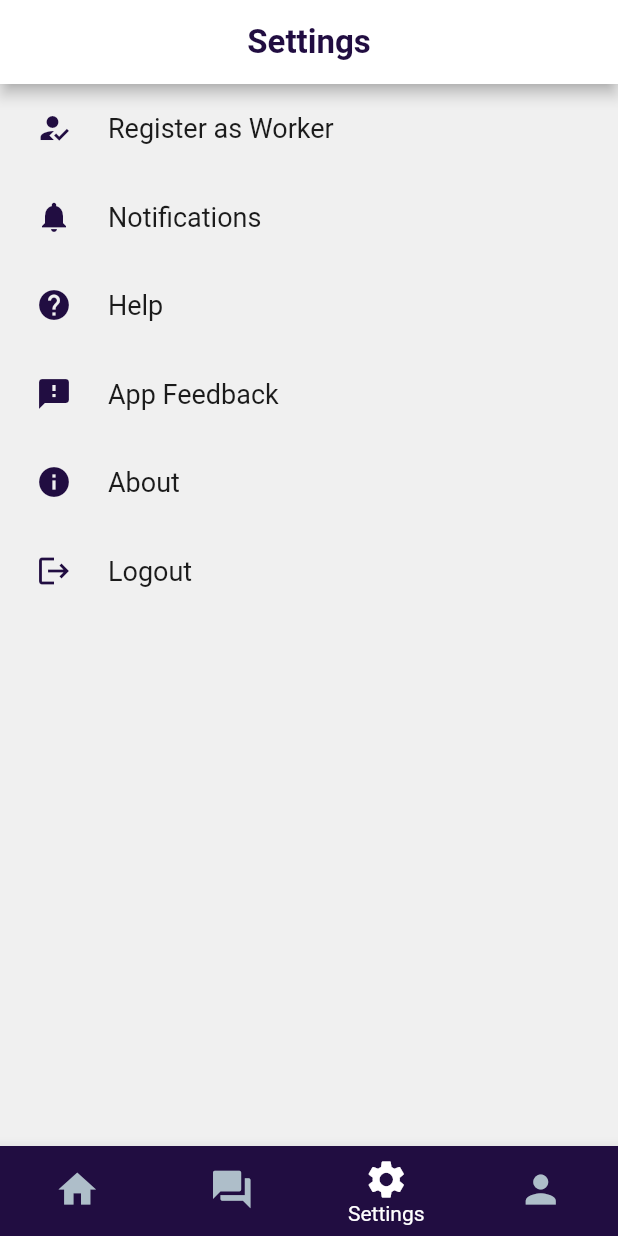
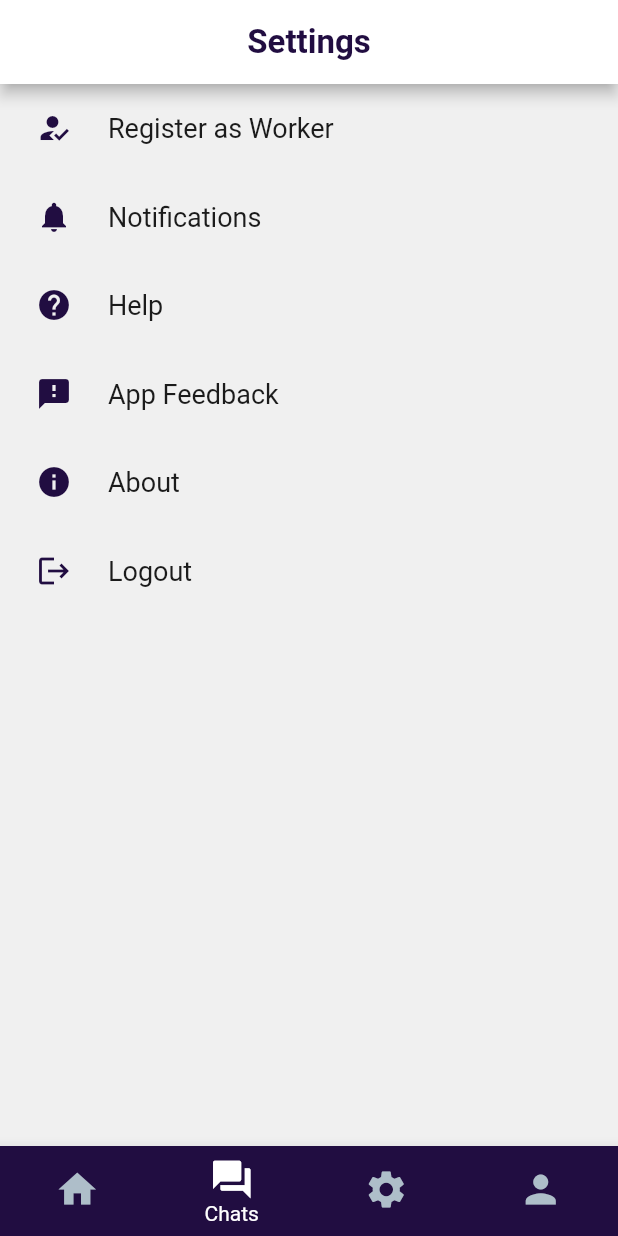
Before and after one commit to leahdsouza/Skilled-worker-app, a Flutter app: the screen it shows once a user with an empty profile is signed in, item 2 of the bottom bar chosen, on a phone screen of 412 x 824 dp. Run offline on Flutter 3.47's test engine with Material 2 defaults, Android fonts, the phone set to English and light mode, and no system bars; drawn by our look-alikes of settings_ui; our stand-ins replace expandable, firebase_auth, firebase_core, flutter_rating_bar, flutter_spinkit; accounts and stored records are empty.

Commit message:
Bottom navigation bar , home_state wrapper added for routing .

```diff
--- a/lib/screens/home/home.dart
+++ b/lib/screens/home/home.dart
@@ -75,7 +75,7 @@ class _HomeState extends State<Home> {
             ),
           ),
         ),
-      bottomNavigationBar: BottomNavigation(),
+      // bottomNavigationBar: BottomNavigation(currentIndex: 0,),
     );
   }
 }
--- /dev/null
+++ b/lib/screens/home/home_state.dart
@@ -0,0 +1,70 @@
+import 'package:flutter/material.dart';
+import 'package:skilled_worker_app/shared/bottom_navigation.dart';
+
+import '../profile/profile.dart';
+import '../settings/settings.dart';
+import '../home/home.dart';
+
+class HomeState extends StatefulWidget {
+  const HomeState({Key? key}) : super(key: key);
+
+  @override
+  State<HomeState> createState() => _HomeStateState();
+}
+
+class _HomeStateState extends State<HomeState> {
+
+  int currentIndex = 0;
+
+  final screens = [
+    Home(),
+    SettingPage(),
+    SettingPage(),
+    Profile(),
+
+
+  ];
+
+  @override
+  Widget build(BuildContext context) {
+    return Scaffold(
+      body: screens[currentIndex],
+      bottomNavigationBar: BottomNavigationBar(
+        type: BottomNavigationBarType.fixed,
+        backgroundColor: Color(0xFF210D41),
+        selectedItemColor: Colors.white,
+        unselectedItemColor: Color(0xFFAEBEC9),
+        iconSize: 30,
+        showUnselectedLabels: false,
+        currentIndex: currentIndex,
+        onTap: (index) => setState(() {
+          currentIndex = index;
+
+        }),
+        items: [
+          BottomNavigationBarItem(
+            icon: Icon(Icons.home),
+            label: 'Home',
+            backgroundColor: Color(0xFF210D41),
+          ),
+          BottomNavigationBarItem(
+            icon: Icon(Icons.forum),
+            label: 'Chats',
+            backgroundColor: Color(0xFF210D41),
+          ),
+          BottomNavigationBarItem(
+            icon: Icon(Icons.settings),
+            label: 'Settings',
+            backgroundColor: Color(0xFF210D41),
+          ),
+          BottomNavigationBarItem(
+            icon: Icon(Icons.person),
+            label: 'Profile',
+            backgroundColor: Color(0xFF210D41),
+
+          ),
+        ],
+      ),
+    );
+  }
+}
--- a/lib/screens/settings/settings.dart
+++ b/lib/screens/settings/settings.dart
@@ -90,7 +90,7 @@ class _SettingPageState extends State<SettingPage> {
           ),
         ),
       ),
-      bottomNavigationBar: BottomNavigation(),
+      // bottomNavigationBar: BottomNavigation(currentIndex: 2,),
     );
   }
 }
--- a/lib/screens/worker_list/worker_list.dart
+++ b/lib/screens/worker_list/worker_list.dart
@@ -30,7 +30,7 @@ class _WorkerListScreenState extends State<WorkerListScreen> {
         backgroundColor: Color(0xFF210D41),
         title: Text("Workers", style: TextStyle(fontSize: 22 , color: Colors.white, fontWeight: FontWeight.bold)),
       ),
-      bottomNavigationBar: BottomNavigation(),
+      bottomNavigationBar: BottomNavigation(currentIndex: 0,),
       body: Column(
         children: [
           Expanded(
--- a/lib/screens/wrapper.dart
+++ b/lib/screens/wrapper.dart
@@ -11,6 +11,7 @@ import 'package:skilled_worker_app/screens/notifications/notifications.dart';
 import 'package:skilled_worker_app/screens/register_worker/register_worker.dart';
 import 'package:skilled_worker_app/screens/profile/profile.dart';
 import 'package:skilled_worker_app/screens/home/home.dart';
+import 'package:skilled_worker_app/screens/home/home_state.dart';
 import 'package:skilled_worker_app/screens/worker_list/worker_list.dart';
 
 class Wrapper extends StatelessWidget {
@@ -24,7 +25,7 @@ class Wrapper extends StatelessWidget {
       return Authenticate();
     } else {
       return MaterialApp(
-        initialRoute: '/home',
+        initialRoute: '/homeState',
 
         routes: {
           '/registerWorker': (context) => RegisterWorker(),
@@ -33,7 +34,7 @@ class Wrapper extends StatelessWidget {
           '/help': (context) => HelpPage(),
           '/notifications': (context) => Notifications(),
           '/profile': (context) => Profile(),
-          '/home': (context) => Home(),
+          '/homeState': (context) => HomeState(),
           '/workerlist': (context) => WorkerListScreen(),
         },
       );
--- a/lib/shared/bottom_navigation.dart
+++ b/lib/shared/bottom_navigation.dart
@@ -1,24 +1,19 @@
 import 'package:flutter/cupertino.dart';
 import 'package:flutter/material.dart';
+import 'package:skilled_worker_app/screens/profile/profile.dart';
+import 'package:skilled_worker_app/screens/settings/settings.dart';
+
+import '../screens/home/home.dart';
 
 class BottomNavigation extends StatefulWidget {
-  const BottomNavigation({Key? key}) : super(key: key);
+  int currentIndex = 0;
+  BottomNavigation({required this.currentIndex});
 
   @override
   _BottomNavigationState createState() => _BottomNavigationState();
 }
 
 class _BottomNavigationState extends State<BottomNavigation> {
-  int currentIndex = 2;
-
-  final screens = [
-    '/home',
-    '/settings',
-    '/settings',
-    '/profile'
-
-  ];
-
 
   @override
   Widget build(BuildContext context) {
@@ -29,11 +24,10 @@ class _BottomNavigationState extends State<BottomNavigation> {
       unselectedItemColor: Color(0xFFAEBEC9),
       iconSize: 30,
       showUnselectedLabels: false,
-      currentIndex: currentIndex,
+      currentIndex: widget.currentIndex,
       onTap: (index) => setState(() {
-        currentIndex = index;
-        print(currentIndex);
-        Navigator.pushNamed(context, screens[currentIndex]);
+        widget.currentIndex = index;
+
       }),
       items: [
         BottomNavigationBarItem(
```
